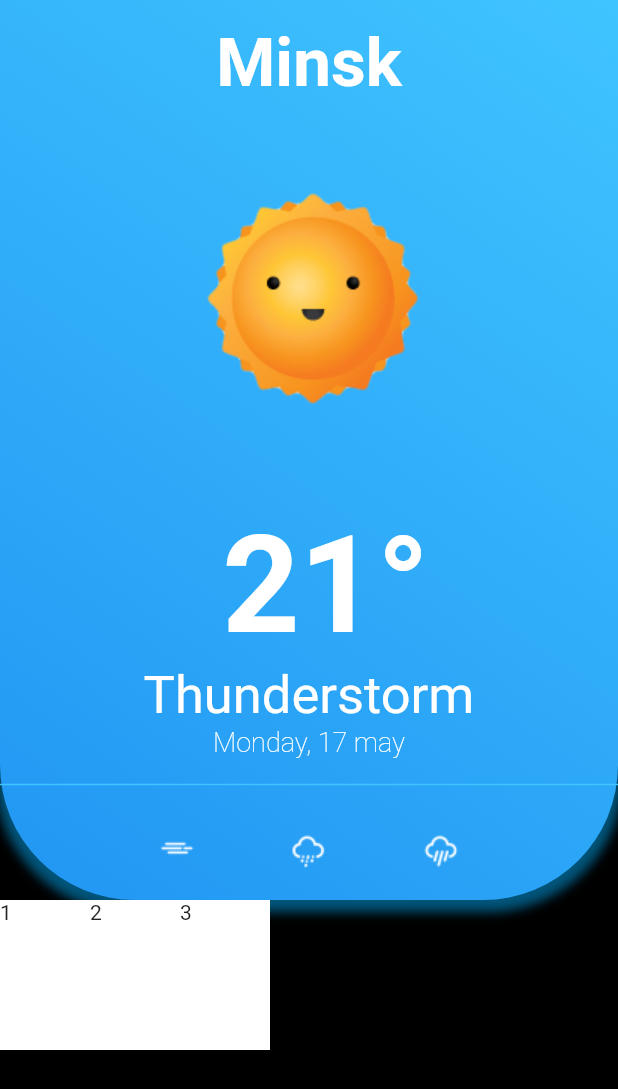
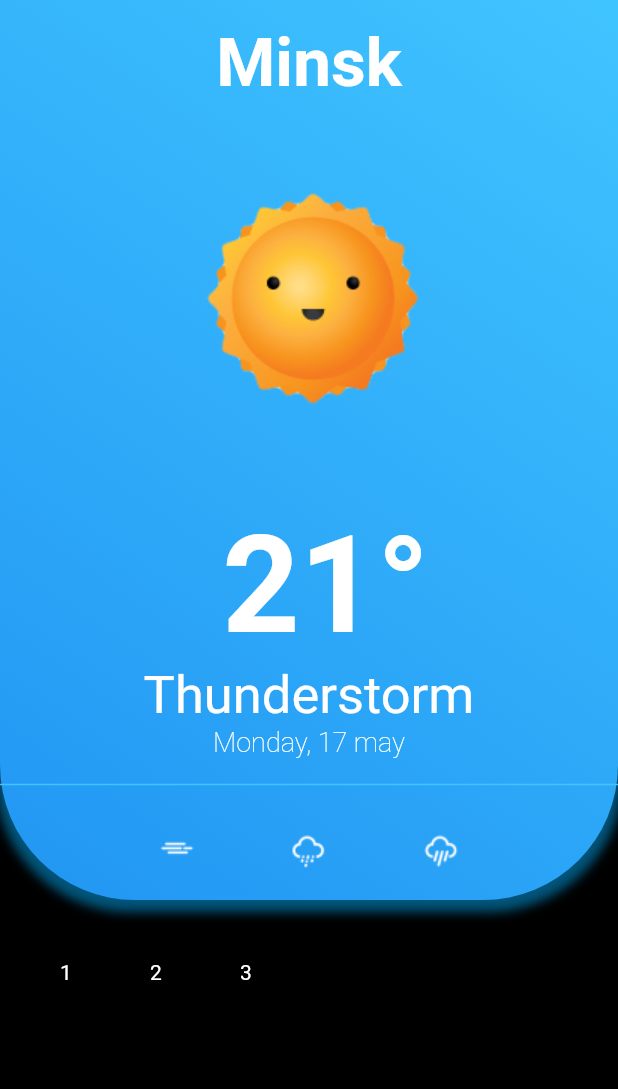
Before and after one commit to KampanieOnline/WeatherApp2, a Flutter app: the screen it shows after launch, on a phone screen of 412 x 824 dp. Shown: the top 1089 px of the screen. Run offline on Flutter 3.47's test engine with Material 2 defaults, Android fonts, the phone set to English and light mode, and no system bars.

Commit message:
add padding

```diff
--- a/lib/forecast/presentation/forecast_screen.dart
+++ b/lib/forecast/presentation/forecast_screen.dart
@@ -1,3 +1,4 @@
+import 'dart:ui';
 import 'package:flutter/material.dart';
 
 class ForecastScreen extends StatefulWidget {
@@ -22,20 +23,22 @@ class _ForecastScreenState extends State<ForecastScreen> {
       body: Column(
         children: [
           buildWeatherInfo(),
-          Container(
+          Padding(
+            padding: const EdgeInsets.all(40.0),
+            child: Container(
               width: 600,
-            height: 100,
+              height: 60,
               child: ListView.builder(
                 itemCount: temps.length,
                 scrollDirection: Axis.horizontal,
                 itemBuilder: (context, index) {
                   return Container(
-                  child: Text(temps[index]),
+                    child: Text(temps[index], style: TextStyle(color: Colors.white)),
                     height: 80,
                     width: 60,
-                  color: Colors.white,
                   );
                 },
+              ),
             ),
           )
         ],
```
Lines whose indentation alone changed are shown as unchanged.
